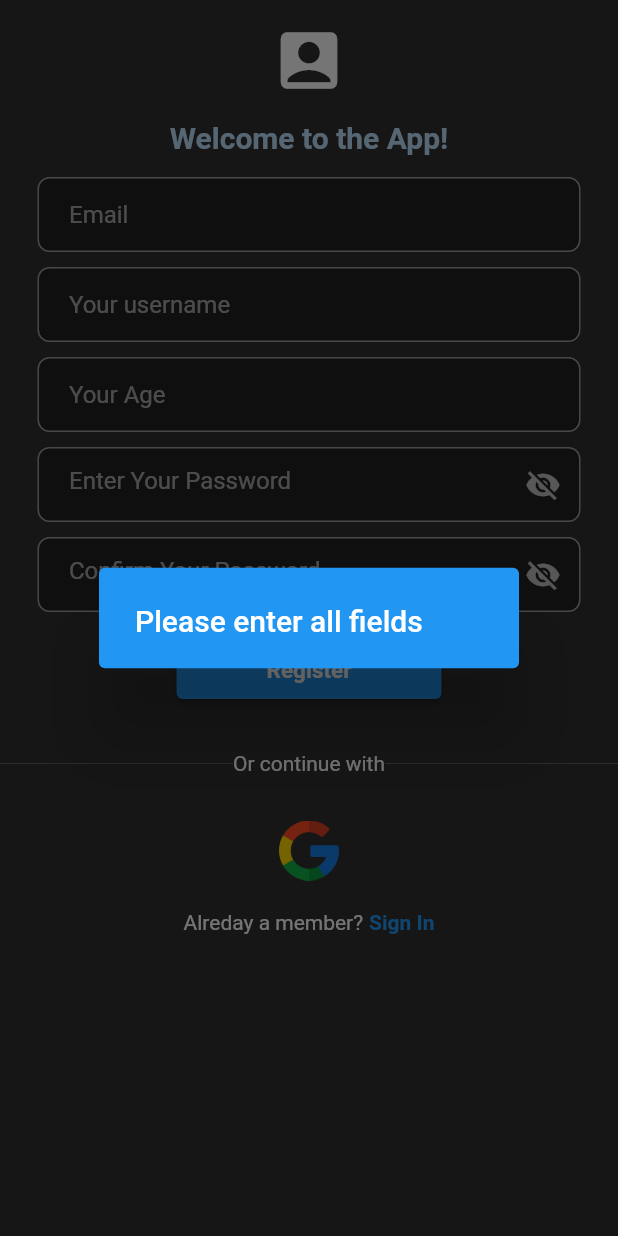
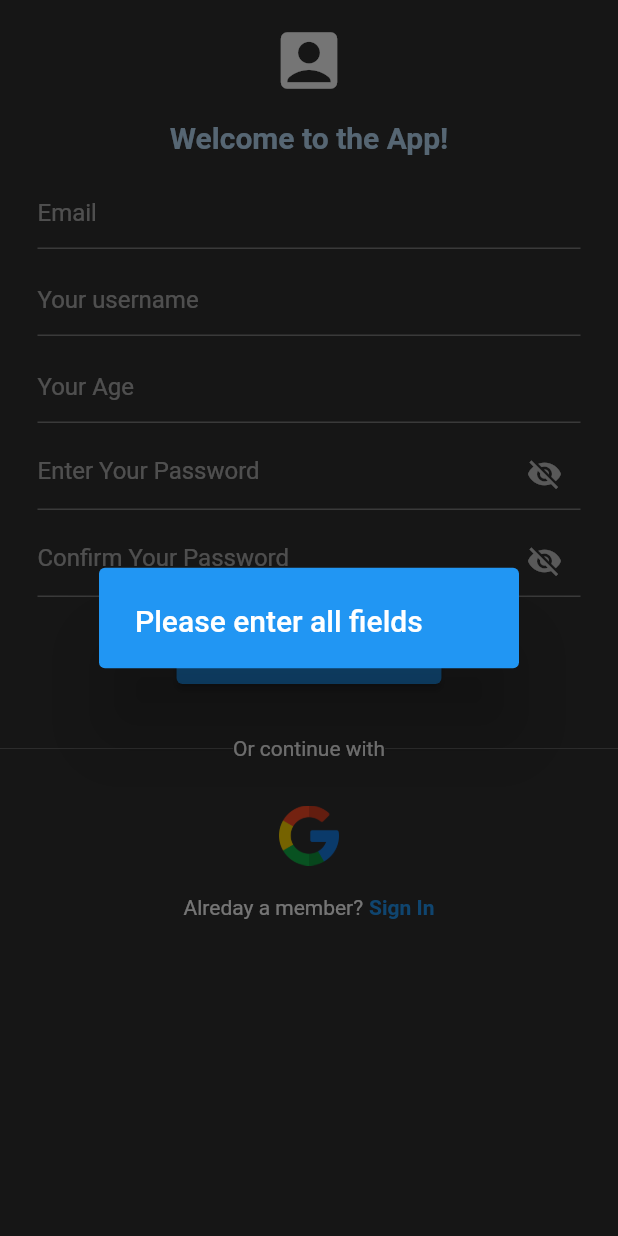
Before and after one commit to lostest4352/simple_firebase_chat_app, a Flutter app: the RegisterPage screen opened directly with empty values, after a tap on "Register", on a phone screen of 412 x 824 dp. Run offline on Flutter 3.47's test engine with Material 2 defaults, Android fonts, the phone set to English and light mode, and no system bars; our stand-ins replace cloud_firestore, firebase_auth, firebase_core; accounts and stored records are empty; network calls fail.

```diff
--- a/lib/components/items_text_fields.dart
+++ b/lib/components/items_text_fields.dart
@@ -26,16 +26,6 @@ class _ItemsTextFieldState extends State<ItemsTextField> {
       padding: const EdgeInsets.symmetric(
         horizontal: 25,
       ),
-      child: Container(
-        decoration: BoxDecoration(
-          color: Colors.grey[900],
-          border: Border.all(
-            color: Colors.grey,
-          ),
-          borderRadius: BorderRadius.circular(8),
-        ),
-        child: Padding(
-          padding: const EdgeInsets.only(left: 20),
       child: TextField(
         obscureText: widget.obscureText ?? false,
         onTapOutside: (event) {
@@ -44,10 +34,8 @@ class _ItemsTextFieldState extends State<ItemsTextField> {
         controller: widget.textController,
         decoration: InputDecoration(
           hintText: widget.hintText,
-              border: InputBorder.none,
+          // border: InputBorder.none,
           suffixIcon: widget.suffixIcon,
-            ),
-          ),
         ),
       ),
     );
--- a/lib/main.dart
+++ b/lib/main.dart
@@ -5,7 +5,7 @@ import 'package:flutter/material.dart';
 import 'package:flutter/services.dart';
 import 'package:provider/provider.dart';
 import 'package:simple_firebase1/firebase_options.dart';
-import 'package:simple_firebase1/pages/auth_pages/auth_page.dart';
+import 'package:simple_firebase1/pages/chat_pages/initial_page.dart';
 import 'package:simple_firebase1/provider/chat_provider.dart';
 
 void main() async {
@@ -44,7 +44,7 @@ class MyApp extends StatelessWidget {
           debugShowCheckedModeBanner: false,
           title: 'Simple App',
           theme: ThemeData.dark(),
-          home: const AuthPage(),
+          home: const InitialPage(),
         );
       },
     );
--- a/lib/pages/auth_pages/auth_page.dart
+++ b/lib/pages/auth_pages/auth_page.dart
@@ -1,7 +1,7 @@
 import 'package:firebase_auth/firebase_auth.dart';
 import 'package:flutter/material.dart';
 import 'package:simple_firebase1/pages/auth_pages/check_if_logged_in.dart';
-import 'package:simple_firebase1/pages/chat_pages/home_page.dart';
+import 'package:simple_firebase1/pages/chat_pages/initial_page.dart';
 
 class AuthPage extends StatelessWidget {
   const AuthPage({super.key});
@@ -16,7 +16,7 @@ class AuthPage extends StatelessWidget {
         stream: firebaseStream,
         builder: (context, snapshot) {
           if (snapshot.hasData) {
-            return const  HomePage();
+            return const  InitialPage();
           } else {
             return const CheckIfLoggedIn();
           }
--- a/lib/pages/auth_pages/forgot_password.dart
+++ b/lib/pages/auth_pages/forgot_password.dart
@@ -36,7 +36,7 @@ class _ForgotPasswordPageState extends State<ForgotPasswordPage> {
       );
 
       showMessage('Password reset link has been sent to your email.');
-      if (context.mounted) {}
+      if (!mounted) return;
       Navigator.pop(context);
     } on FirebaseAuthException catch (e) {
       Navigator.pop(context);
--- a/lib/pages/auth_pages/register_page.dart
+++ b/lib/pages/auth_pages/register_page.dart
@@ -3,6 +3,7 @@ import 'package:firebase_auth/firebase_auth.dart';
 import 'package:flutter/material.dart';
 import 'package:simple_firebase1/components/items_text_fields.dart';
 import 'package:simple_firebase1/models/user_model.dart';
+import 'package:simple_firebase1/pages/chat_pages/initial_page.dart';
 
 class RegisterPage extends StatefulWidget {
   final VoidCallback? onClicked;
@@ -44,7 +45,6 @@ class _RegisterPageState extends State<RegisterPage> {
 
   // Create account and register the user
   Future registerUser() async {
-
     // show loading circle
     showDialog(
       context: context,
@@ -88,9 +88,17 @@ class _RegisterPageState extends State<RegisterPage> {
           uid: credential.user?.uid,
         );
 
-        if (context.mounted) {
-          Navigator.pop(context);
-        }
+        if (!mounted) return;
+        Navigator.pop(context);
+        Navigator.popUntil(context, (route) => route.isFirst);
+        Navigator.pushReplacement(
+          context,
+          MaterialPageRoute(
+            builder: (context) {
+              return const InitialPage();
+            },
+          ),
+        );
 
         await addUserDetails(user);
       } on FirebaseAuthException catch (e) {
```
Also changed, not shown: lib/pages/auth_pages/login_page.dart (+12 -4 lines), lib/pages/chat_pages/home_page.dart (+35 -25 lines), lib/pages/chat_pages/initial_page.dart (added, +49 -0 lines), lib/pages/chat_pages/user_profile_page.dart (added, +67 -0 lines). Lines whose indentation alone changed are shown as unchanged.
